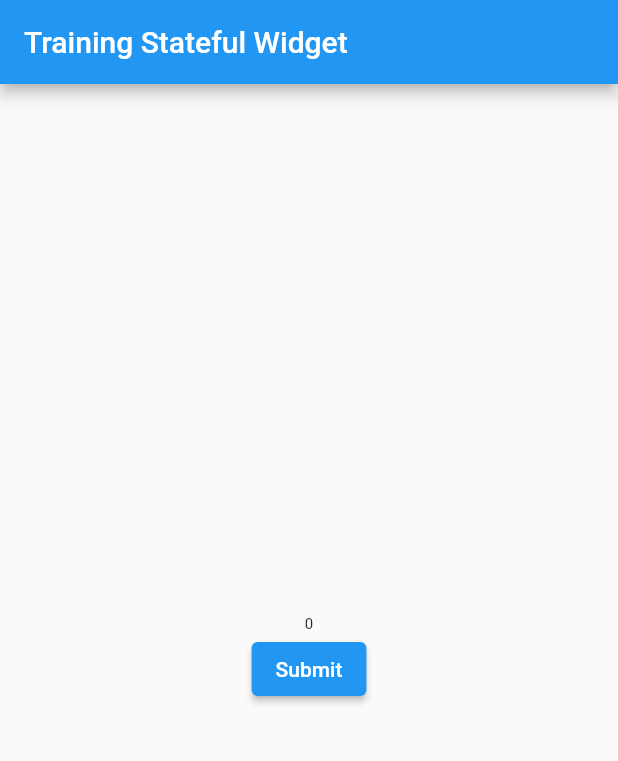
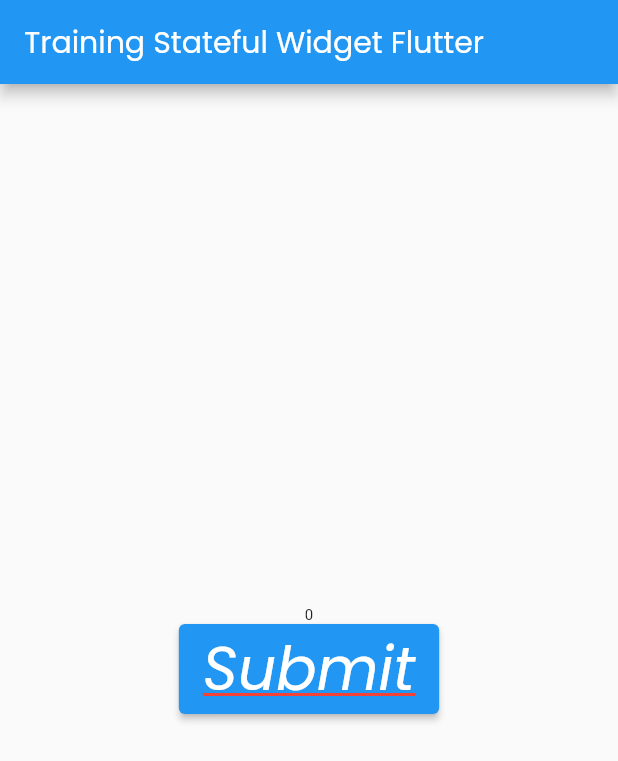
Before and after one commit to putranurf/hello-flutter, a Flutter app: the screen it shows after launch, on a phone screen of 412 x 824 dp. Shown: the top 761 px of the screen. Run offline on Flutter 3.47's test engine with Material 2 defaults, Android fonts, the phone set to English and light mode, and no system bars.

Commit message:
Training Adding Font Style

```diff
--- a/lib/main.dart
+++ b/lib/main.dart
@@ -114,7 +114,10 @@ class _TestStatefulWidgetState extends State<TestStatefulWidget> {
     return MaterialApp(
       home: Scaffold(
         appBar: AppBar(
-          title: Text("Training Stateful Widget"),
+          title: const Text(
+            "Training Stateful Widget Flutter",
+            style: TextStyle(fontFamily: "Poppins"),
+          ),
         ),
         body: Center(
           child: Column(
@@ -126,7 +129,16 @@ class _TestStatefulWidgetState extends State<TestStatefulWidget> {
               ),
               ElevatedButton(
                 onPressed: onSubmit,
-                child: Text("Submit"),
+                child: Text(
+                  "Submit",
+                  style: TextStyle(
+                      fontFamily: "Poppins",
+                      fontStyle: FontStyle.italic,
+                      fontSize: 40,
+                      decoration: TextDecoration.underline,
+                      decorationColor: Colors.red,
+                      decorationStyle: TextDecorationStyle.solid),
+                ),
               )
             ],
           ),
```
